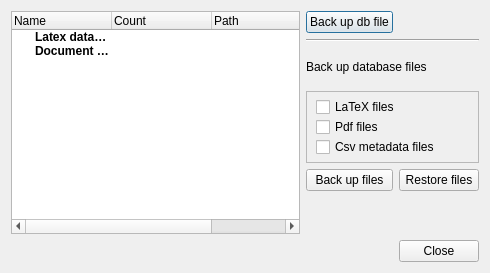
Before: the Qt Designer form datatex/backup.ui in CSMathematics/DataTex, drawn with Qt 5.
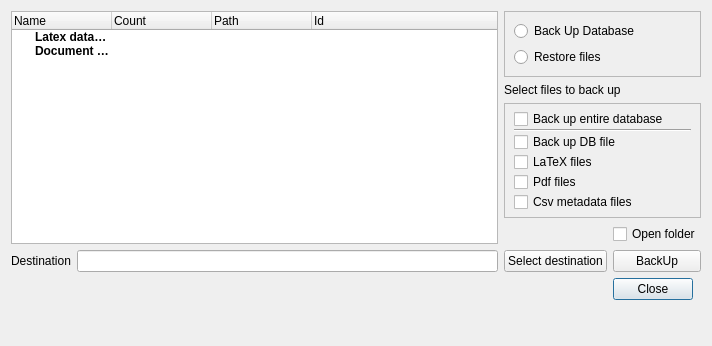
After: the same form once the commit is applied. Icons and pictures are not drawn. Custom widgets are drawn as their Qt base class.

The edit to the form file:
```diff
--- a/datatex/backup.ui
+++ b/datatex/backup.ui
@@ -6,8 +6,8 @@
    <rect>
     <x>0</x>
     <y>0</y>
-    <width>490</width>
-    <height>273</height>
+    <width>712</width>
+    <height>346</height>
    </rect>
   </property>
   <property name="windowTitle">
@@ -18,103 +18,39 @@
     <normaloff>:/pngwing.com(1).png</normaloff>:/pngwing.com(1).png</iconset>
   </property>
   <layout class="QGridLayout" name="gridLayout">
-   <item row="0" column="0" rowspan="6">
-    <widget class="QTreeWidget" name="OpenDatabasesTreeWidget">
-     <property name="animated">
-      <bool>true</bool>
+   <item row="0" column="1" colspan="2">
+    <widget class="QFrame" name="frame_2">
+     <property name="frameShape">
+      <enum>QFrame::StyledPanel</enum>
      </property>
-     <column>
-      <property name="text">
-       <string>Name</string>
-      </property>
-     </column>
-     <column>
-      <property name="text">
-       <string>Count</string>
-      </property>
-     </column>
-     <column>
-      <property name="text">
-       <string>Path</string>
-      </property>
-     </column>
-     <column>
-      <property name="text">
-       <string>Id</string>
-      </property>
-     </column>
-     <item>
-      <property name="text">
-       <string>Latex databases</string>
-      </property>
-      <property name="font">
-       <font>
-        <weight>75</weight>
-        <bold>true</bold>
-       </font>
-      </property>
-      <property name="icon">
-       <iconset resource="../images.qrc">
-        <normaloff>:/images/texfile.svgz</normaloff>:/images/texfile.svgz</iconset>
-      </property>
-      <property name="text">
-       <string/>
-      </property>
-      <property name="text">
-       <string/>
-      </property>
-      <property name="text">
-       <string/>
-      </property>
-     </item>
-     <item>
-      <property name="text">
-       <string>Document databases</string>
-      </property>
-      <property name="font">
-       <font>
-        <weight>75</weight>
-        <bold>true</bold>
-       </font>
-      </property>
-      <property name="icon">
-       <iconset resource="../images.qrc">
-        <normaloff>:/images/pdf.svg</normaloff>:/images/pdf.svg</iconset>
-      </property>
-      <property name="text">
-       <string/>
-      </property>
-      <property name="text">
-       <string/>
-      </property>
-      <property name="text">
-       <string/>
-      </property>
-     </item>
-    </widget>
-   </item>
-   <item row="1" column="1" colspan="2">
-    <widget class="Line" name="line">
-     <property name="orientation">
-      <enum>Qt::Horizontal</enum>
+     <property name="frameShadow">
+      <enum>QFrame::Raised</enum>
      </property>
+     <layout class="QVBoxLayout" name="verticalLayout_2">
+      <item>
+       <widget class="QRadioButton" name="BackUpRadioButton">
+        <property name="text">
+         <string>Back Up Database</string>
+        </property>
+        <attribute name="buttonGroup">
+         <string notr="true">buttonGroup</string>
+        </attribute>
+       </widget>
+      </item>
+      <item>
+       <widget class="QRadioButton" name="RestoreRadioButton">
+        <property name="text">
+         <string>Restore files</string>
+        </property>
+        <attribute name="buttonGroup">
+         <string notr="true">buttonGroup</string>
+        </attribute>
+       </widget>
+      </item>
+     </layout>
     </widget>
    </item>
-   <item row="2" column="1" colspan="2">
-    <widget class="QLabel" name="label">
-     <property name="text">
-      <string>Back up database files</string>
-     </property>
-    </widget>
-   </item>
-   <item row="5" column="1" colspan="2">
-    <widget class="Switch" name="BackUpZipBase" native="true">
-     <property name="text" stdset="0">
-      <string>Create zip file</string>
-     </property>
-    </widget>
-   </item>
-   <item row="3" column="1" colspan="2">
+   <item row="2" column="1" rowspan="3" colspan="2">
     <widget class="QFrame" name="frame">
      <property name="frameShape">
       <enum>QFrame::StyledPanel</enum>
@@ -132,6 +68,33 @@
       <property name="bottomMargin">
        <number>5</number>
       </property>
+      <item>
+       <widget class="QCheckBox" name="BackUpDatabase">
+        <property name="text">
+         <string>Back up entire database</string>
+        </property>
+        <attribute name="buttonGroup">
+         <string notr="true">BackUpGroup</string>
+        </attribute>
+       </widget>
+      </item>
+      <item>
+       <widget class="Line" name="line">
+        <property name="orientation">
+         <enum>Qt::Horizontal</enum>
+        </property>
+       </widget>
+      </item>
+      <item>
+       <widget class="QCheckBox" name="BackUpDBFile">
+        <property name="text">
+         <string>Back up DB file</string>
+        </property>
+        <attribute name="buttonGroup">
+         <string notr="true">BackUpGroup</string>
+        </attribute>
+       </widget>
+      </item>
       <item>
        <widget class="QCheckBox" name="BackUpLatexFiles">
         <property name="text">
@@ -156,40 +119,14 @@
      </layout>
     </widget>
    </item>
-   <item row="0" column="1">
-    <widget class="QPushButton" name="BackUpBaseButton">
-     <property name="sizePolicy">
-      <sizepolicy hsizetype="Minimum" vsizetype="Fixed">
-       <horstretch>0</horstretch>
-       <verstretch>0</verstretch>
-      </sizepolicy>
-     </property>
+   <item row="5" column="2">
+    <widget class="QCheckBox" name="OpenFolder">
      <property name="text">
-      <string>Back up db file</string>
+      <string>Open folder</string>
      </property>
     </widget>
    </item>
-   <item row="4" column="2">
-    <widget class="QPushButton" name="RestoreFilesFromDB">
-     <property name="text">
-      <string>Restore files</string>
-     </property>
-    </widget>
-   </item>
-   <item row="4" column="1">
-    <widget class="QPushButton" name="BackUpFilesButton">
-     <property name="sizePolicy">
-      <sizepolicy hsizetype="Minimum" vsizetype="Fixed">
-       <horstretch>0</horstretch>
-       <verstretch>0</verstretch>
-      </sizepolicy>
-     </property>
-     <property name="text">
-      <string>Back up files</string>
-     </property>
-    </widget>
-   </item>
-   <item row="6" column="2">
+   <item row="7" column="2">
     <widget class="QDialogButtonBox" name="OkBackUp">
      <property name="sizePolicy">
       <sizepolicy hsizetype="Maximum" vsizetype="Fixed">
@@ -205,6 +142,140 @@
      </property>
     </widget>
    </item>
+   <item row="5" column="1">
+    <widget class="Switch" name="BackUpZipBase" native="true">
+     <property name="text" stdset="0">
+      <string>Create zip file</string>
+     </property>
+    </widget>
+   </item>
+   <item row="1" column="1" colspan="2">
+    <widget class="QLabel" name="SelectionLabel">
+     <property name="text">
+      <string>Select files to back up</string>
+     </property>
+    </widget>
+   </item>
+   <item row="6" column="0">
+    <layout class="QHBoxLayout" name="horizontalLayout">
+     <item>
+      <widget class="QLabel" name="label">
+       <property name="text">
+        <string>Destination</string>
+       </property>
+      </widget>
+     </item>
+     <item>
+      <widget class="QLineEdit" name="DestinationLine"/>
+     </item>
+    </layout>
+   </item>
+   <item row="0" column="0" rowspan="6">
+    <widget class="QTreeWidget" name="OpenDatabasesTreeWidget">
+     <property name="animated">
+      <bool>true</bool>
+     </property>
+     <column>
+      <property name="text">
+       <string>Name</string>
+      </property>
+     </column>
+     <column>
+      <property name="text">
+       <string>Count</string>
+      </property>
+     </column>
+     <column>
+      <property name="text">
+       <string>Path</string>
+      </property>
+     </column>
+     <column>
+      <property name="text">
+       <string>Id</string>
+      </property>
+     </column>
+     <item>
+      <property name="text">
+       <string>Latex databases</string>
+      </property>
+      <property name="font">
+       <font>
+        <bold>true</bold>
+       </font>
+      </property>
+      <property name="icon">
+       <iconset resource="../images.qrc">
+        <normaloff>:/images/texfile.svgz</normaloff>:/images/texfile.svgz</iconset>
+      </property>
+      <property name="text">
+       <string/>
+      </property>
+      <property name="text">
+       <string/>
+      </property>
+      <property name="text">
+       <string/>
+      </property>
+     </item>
+     <item>
+      <property name="text">
+       <string>Document databases</string>
+      </property>
+      <property name="font">
+       <font>
+        <bold>true</bold>
+       </font>
+      </property>
+      <property name="icon">
+       <iconset resource="../images.qrc">
+        <normaloff>:/images/pdf.svg</normaloff>:/images/pdf.svg</iconset>
+      </property>
+      <property name="text">
+       <string/>
+      </property>
+      <property name="text">
+       <string/>
+      </property>
+      <property name="text">
+       <string/>
+      </property>
+     </item>
+    </widget>
+   </item>
+   <item row="8" column="0">
+    <spacer name="verticalSpacer">
+     <property name="orientation">
+      <enum>Qt::Vertical</enum>
+     </property>
+     <property name="sizeHint" stdset="0">
+      <size>
+       <width>20</width>
+       <height>40</height>
+      </size>
+     </property>
+    </spacer>
+   </item>
+   <item row="6" column="1">
+    <widget class="QPushButton" name="SelectPath">
+     <property name="text">
+      <string>Select destination</string>
+     </property>
+    </widget>
+   </item>
+   <item row="6" column="2">
+    <widget class="QPushButton" name="BackUpFilesButton">
+     <property name="sizePolicy">
+      <sizepolicy hsizetype="Minimum" vsizetype="Fixed">
+       <horstretch>0</horstretch>
+       <verstretch>0</verstretch>
+      </sizepolicy>
+     </property>
+     <property name="text">
+      <string>BackUp</string>
+     </property>
+    </widget>
+   </item>
   </layout>
  </widget>
  <customwidgets>
```
Left out of the diff: 17 changed lines with no effect on the pictures.
